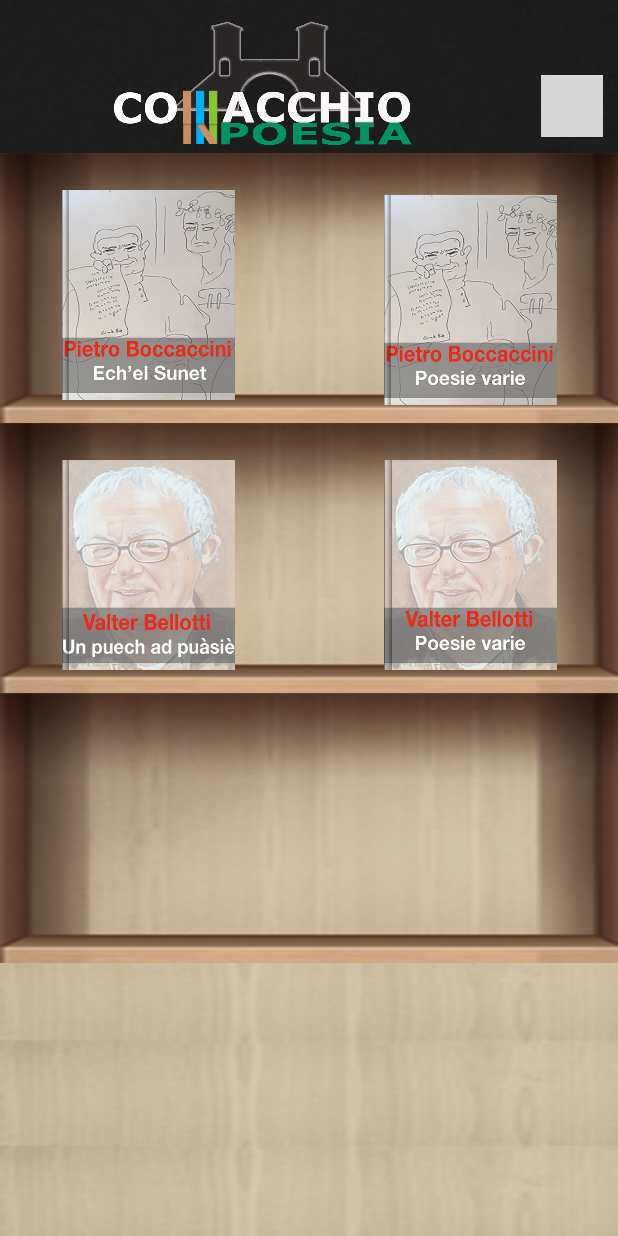
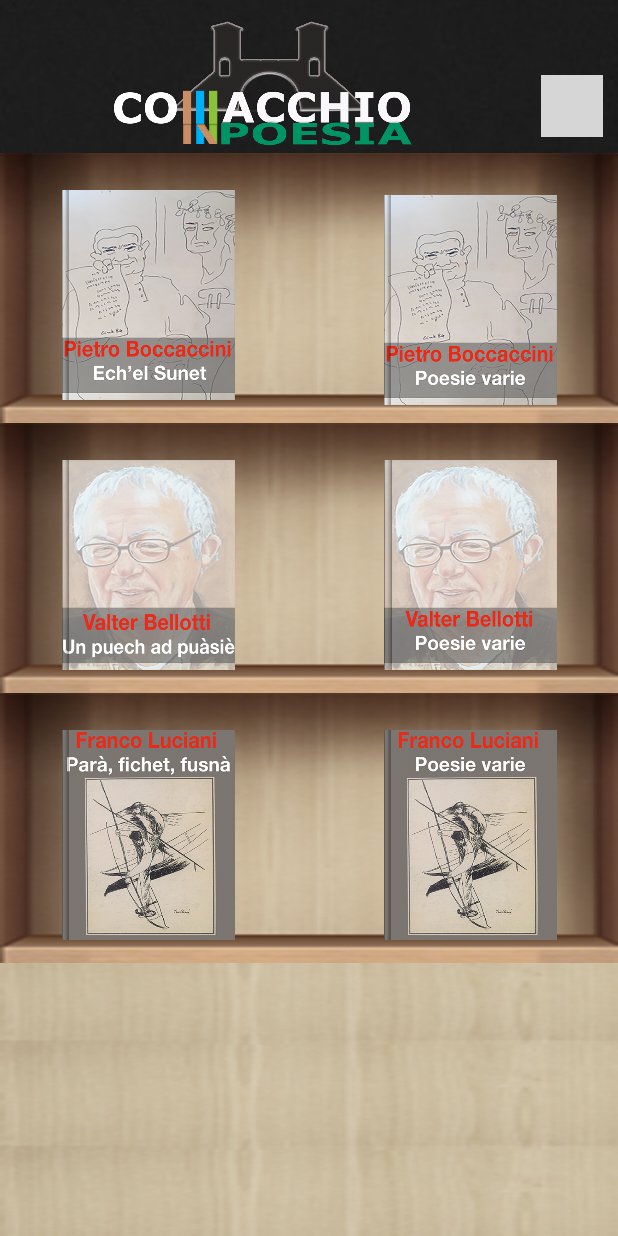
Before and after one commit to emanuele7894/Comacchio-in-poesia, an Android app: the screen it shows after launch (MainActivity), on a phone screen of 412 x 824 dp. Run offline under Robolectric (Android 15) with nearby library versions, the phone set to English and light mode, and no system bars; our stand-ins replace AdMob; 1 statement that could not run was skipped; grey boxes are pictures that could not be loaded.

Commit message:
version 1.0.7

```diff
--- a/app/src/main/assets/info.txt
+++ b/app/src/main/assets/info.txt
@@ -3,6 +3,6 @@ Comacchio in poesia
 Versione : 1.0
 Autore : Bellotti Paolo Emanuele
 
-Una raccolta di poesie scritte da , Pietro Boccaccini e Valter Bellotti. Poesie che per la maggiore è  scritta in dialetto comacchiese , con relativa traduzione in lingua italiana e recitate in video o solo audio, da Valter Bellotti. Raccontano di luoghi e avvenimenti della nostra Comacchio, ma non solo....
+Una raccolta di poesie scritte da , Pietro Boccaccini, Franco Luciani e Valter Bellotti . Poesie che per la maggiore è  scritta in dialetto comacchiese , con relativa traduzione in lingua italiana e recitate in video o solo audio, da Valter Bellotti. Raccontano di luoghi e avvenimenti della nostra Comacchio, ma non solo....
 
 Per informazioni e suggerimenti :
--- a/app/src/main/java/com/example/uelemobile/comacchioinpoesia/videoPoesia.kt
+++ b/app/src/main/java/com/example/uelemobile/comacchioinpoesia/videoPoesia.kt
@@ -303,7 +303,7 @@ class videoPoesia : YouTubeBaseActivity(), YouTubePlayer.OnInitializedListener{
 
         //Controllo se il video è presente altrimenti nascondo la maschera del video
         var con =  ConstraintSet()
-        con.clone(mainL)
+            con.clone(mainL)
 
 
         fun videoNo(){
--- a/app/src/main/res/layout/content_main.xml
+++ b/app/src/main/res/layout/content_main.xml
@@ -99,7 +99,7 @@
         android:layout_marginBottom="15dp"
         android:background="@android:color/transparent"
         android:scaleType="fitXY"
-        android:visibility="invisible"
+        android:visibility="visible"
         app:layout_constraintBottom_toBottomOf="@+id/imageView3"
         app:layout_constraintEnd_toStartOf="@+id/textView"
         app:layout_constraintStart_toStartOf="@+id/imageView3"
@@ -113,7 +113,7 @@
         android:layout_marginBottom="15dp"
         android:background="@android:color/transparent"
         android:scaleType="fitXY"
-        android:visibility="invisible"
+        android:visibility="visible"
         app:layout_constraintBottom_toBottomOf="@+id/imageView3"
         app:layout_constraintEnd_toEndOf="parent"
         app:layout_constraintStart_toEndOf="@+id/textView"
--- a/build.gradle
+++ b/build.gradle
@@ -10,7 +10,7 @@ buildscript {
 
         classpath "org.jetbrains.kotlin:kotlin-gradle-plugin:$kotlin_version"
         classpath 'com.novoda:bintray-release:0.8.0'
-        classpath 'com.android.tools.build:gradle:3.3.2'
+        classpath 'com.android.tools.build:gradle:3.5.0'
 
         //classpath 'com.novoda: bintray-release: {latest_version}'
 
```
Also changed, not shown: gradle/wrapper/gradle-wrapper.properties.
